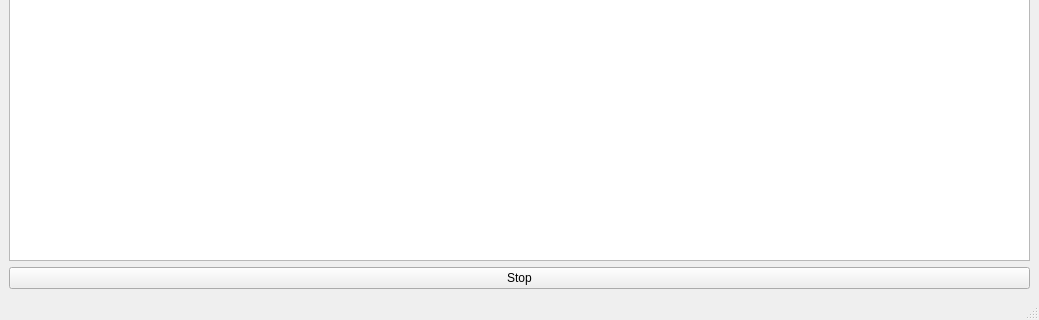
Before: the Qt Designer form MDGui/MDGProgressWindow.ui in KostromDan/Mods-Decompiler-GUI, drawn with Qt 5; both pictures show x 0 to 1039 and y 226 to 546 of the 1039 by 546 pixel window.
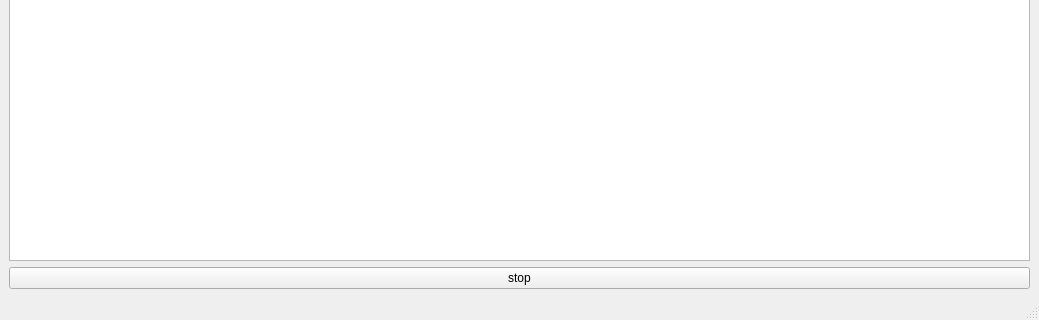
After: the same form once the commit is applied.

What changed in the file:
```diff
--- a/MDGui/MDGProgressWindow.ui
+++ b/MDGui/MDGProgressWindow.ui
@@ -190,7 +190,7 @@
     <item>
      <widget class="QPushButton" name="stop_button">
       <property name="text">
-       <string>Stop</string>
+       <string>stop</string>
       </property>
      </widget>
     </item>
```
